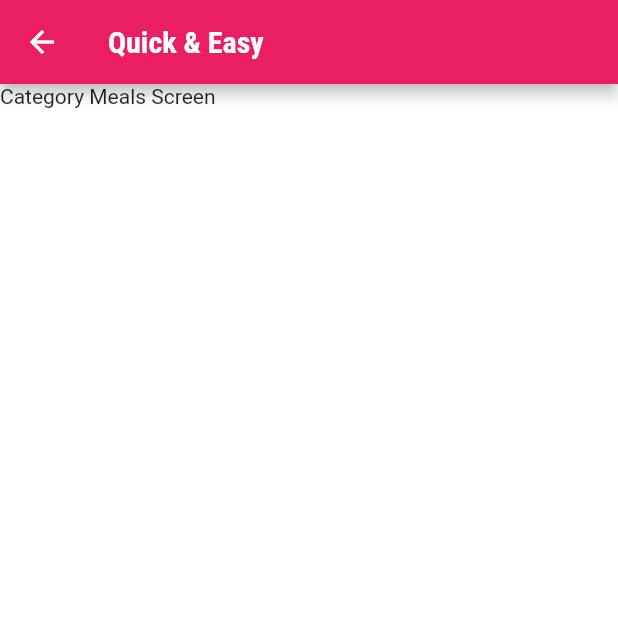
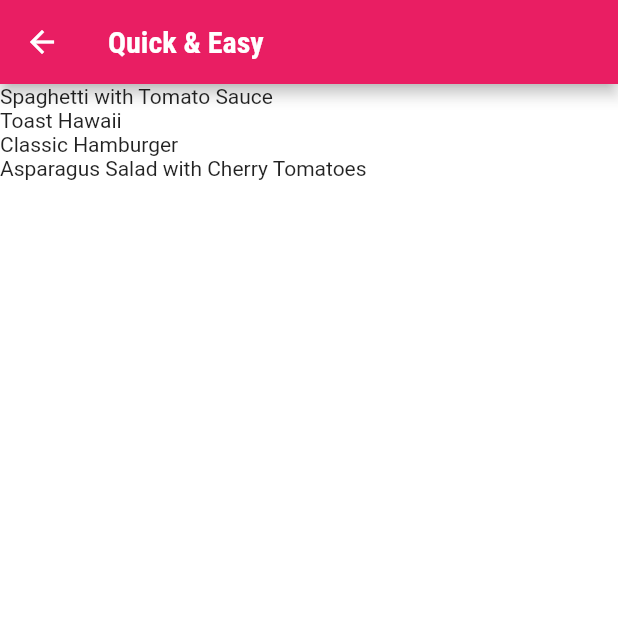
Before and after one commit to wdinau/meals_app, a Flutter app: the screen it shows after launch, after a tap on "Quick & Easy", on a phone screen of 412 x 824 dp, the top half of it. Run offline on Flutter 3.47's test engine with Material 2 defaults, Android fonts, the phone set to English and light mode, and no system bars.

Commit message:
added meals

```diff
--- a/lib/main.dart
+++ b/lib/main.dart
@@ -1,6 +1,6 @@
 import 'package:flutter/material.dart';
-import 'package:meals_app/widget/category_meals_screen.dart';
-import 'package:meals_app/widget/category_screen.dart';
+import 'package:meals_app/screen/category_meals_screen.dart';
+import 'package:meals_app/screen/category_screen.dart';
 
 void main() {
   runApp(const MyApp());
@@ -27,7 +27,7 @@ class MyApp extends StatelessWidget {
               )),
       home: const CategoryScreen(),
       routes: {
-        "/categories/meals": (context) => CategoryMealsScreen()
+        CategoryMealsScreen.routeName: (context) => CategoryMealsScreen()
       },
     );
   }
--- a/lib/model/category.dart
+++ b/lib/model/category.dart
@@ -7,5 +7,6 @@ class Category {
   final String title;
   final Color color;
 
-  const Category({required this.id, required this.title, this.color = Colors.orange});
+  const Category(
+      {required this.id, required this.title, this.color = Colors.orange});
 }
--- a/lib/model/dummy_data.dart
+++ b/lib/model/dummy_data.dart
@@ -1,8 +1,9 @@
 import 'package:flutter/material.dart';
 
 import 'category.dart';
+import 'meal.dart';
 
-const DUMMY_CATEGORIES = const [
+const DUMMY_CATEGORIES = [
   Category(
     id: 'c1',
     title: 'Italian',
@@ -54,3 +55,354 @@ const DUMMY_CATEGORIES = const [
     color: Colors.teal,
   ),
 ];
+
+const DUMMY_MEALS = [
+  Meal(
+    id: 'm1',
+    categories: [
+      'c1',
+      'c2',
+    ],
+    title: 'Spaghetti with Tomato Sauce',
+    affordability: Affordability.Affordable,
+    complexity: Complexity.Simple,
+    imageUrl:
+        'https://upload.wikimedia.org/wikipedia/commons/thumb/2/20/Spaghetti_Bolognese_mit_Parmesan_oder_Grana_Padano.jpg/800px-Spaghetti_Bolognese_mit_Parmesan_oder_Grana_Padano.jpg',
+    duration: 20,
+    ingredients: [
+      '4 Tomatoes',
+      '1 Tablespoon of Olive Oil',
+      '1 Onion',
+      '250g Spaghetti',
+      'Spices',
+      'Cheese (optional)'
+    ],
+    steps: [
+      'Cut the tomatoes and the onion into small pieces.',
+      'Boil some water - add salt to it once it boils.',
+      'Put the spaghetti into the boiling water - they should be done in about 10 to 12 minutes.',
+      'In the meantime, heaten up some olive oil and add the cut onion.',
+      'After 2 minutes, add the tomato pieces, salt, pepper and your other spices.',
+      'The sauce will be done once the spaghetti are.',
+      'Feel free to add some cheese on top of the finished dish.'
+    ],
+    isGlutenFree: false,
+    isVegan: true,
+    isVegetarian: true,
+    isLactoseFree: true,
+  ),
+  Meal(
+    id: 'm2',
+    categories: [
+      'c2',
+    ],
+    title: 'Toast Hawaii',
+    affordability: Affordability.Affordable,
+    complexity: Complexity.Simple,
+    imageUrl:
+        'https://cdn.pixabay.com/photo/2018/07/11/21/51/toast-3532016_1280.jpg',
+    duration: 10,
+    ingredients: [
+      '1 Slice White Bread',
+      '1 Slice Ham',
+      '1 Slice Pineapple',
+      '1-2 Slices of Cheese',
+      'Butter'
+    ],
+    steps: [
+      'Butter one side of the white bread',
+      'Layer ham, the pineapple and cheese on the white bread',
+      'Bake the toast for round about 10 minutes in the oven at 200°C'
+    ],
+    isGlutenFree: false,
+    isVegan: false,
+    isVegetarian: false,
+    isLactoseFree: false,
+  ),
+  Meal(
+    id: 'm3',
+    categories: [
+      'c2',
+      'c3',
+    ],
+    title: 'Classic Hamburger',
+    affordability: Affordability.Pricey,
+    complexity: Complexity.Simple,
+    imageUrl:
+        'https://cdn.pixabay.com/photo/2014/10/23/18/05/burger-500054_1280.jpg',
+    duration: 45,
+    ingredients: [
+      '300g Cattle Hack',
+      '1 Tomato',
+      '1 Cucumber',
+      '1 Onion',
+      'Ketchup',
+      '2 Burger Buns'
+    ],
+    steps: [
+      'Form 2 patties',
+      'Fry the patties for c. 4 minutes on each side',
+      'Quickly fry the buns for c. 1 minute on each side',
+      'Bruch buns with ketchup',
+      'Serve burger with tomato, cucumber and onion'
+    ],
+    isGlutenFree: false,
+    isVegan: false,
+    isVegetarian: false,
+    isLactoseFree: true,
+  ),
+  Meal(
+    id: 'm4',
+    categories: [
+      'c4',
+    ],
+    title: 'Wiener Schnitzel',
+    affordability: Affordability.Luxurious,
+    complexity: Complexity.Challenging,
+    imageUrl:
+        'https://cdn.pixabay.com/photo/2018/03/31/19/29/schnitzel-3279045_1280.jpg',
+    duration: 60,
+    ingredients: [
+      '8 Veal Cutlets',
+      '4 Eggs',
+      '200g Bread Crumbs',
+      '100g Flour',
+      '300ml Butter',
+      '100g Vegetable Oil',
+      'Salt',
+      'Lemon Slices'
+    ],
+    steps: [
+      'Tenderize the veal to about 2–4mm, and salt on both sides.',
+      'On a flat plate, stir the eggs briefly with a fork.',
+      'Lightly coat the cutlets in flour then dip into the egg, and finally, coat in breadcrumbs.',
+      'Heat the butter and oil in a large pan (allow the fat to get very hot) and fry the schnitzels until golden brown on both sides.',
+      'Make sure to toss the pan regularly so that the schnitzels are surrounded by oil and the crumbing becomes ‘fluffy’.',
+      'Remove, and drain on kitchen paper. Fry the parsley in the remaining oil and drain.',
+      'Place the schnitzels on awarmed plate and serve garnishedwith parsley and slices of lemon.'
+    ],
+    isGlutenFree: false,
+    isVegan: false,
+    isVegetarian: false,
+    isLactoseFree: false,
+  ),
+  Meal(
+    id: 'm5',
+    categories: [
+      'c2'
+          'c5',
+      'c10',
+    ],
+    title: 'Salad with Smoked Salmon',
+    affordability: Affordability.Luxurious,
+    complexity: Complexity.Simple,
+    imageUrl:
+        'https://cdn.pixabay.com/photo/2016/10/25/13/29/smoked-salmon-salad-1768890_1280.jpg',
+    duration: 15,
+    ingredients: [
+      'Arugula',
+      'Lamb\'s Lettuce',
+      'Parsley',
+      'Fennel',
+      '200g Smoked Salmon',
+      'Mustard',
+      'Balsamic Vinegar',
+      'Olive Oil',
+      'Salt and Pepper'
+    ],
+    steps: [
+      'Wash and cut salad and herbs',
+      'Dice the salmon',
+      'Process mustard, vinegar and olive oil into a dessing',
+      'Prepare the salad',
+      'Add salmon cubes and dressing'
+    ],
+    isGlutenFree: true,
+    isVegan: false,
+    isVegetarian: true,
+    isLactoseFree: true,
+  ),
+  Meal(
+    id: 'm6',
+    categories: [
+      'c6',
+      'c10',
+    ],
+    title: 'Delicious Orange Mousse',
+    affordability: Affordability.Affordable,
+    complexity: Complexity.Hard,
+    imageUrl:
+        'https://cdn.pixabay.com/photo/2017/05/01/05/18/pastry-2274750_1280.jpg',
+    duration: 240,
+    ingredients: [
+      '4 Sheets of Gelatine',
+      '150ml Orange Juice',
+      '80g Sugar',
+      '300g Yoghurt',
+      '200g Cream',
+      'Orange Peel',
+    ],
+    steps: [
+      'Dissolve gelatine in pot',
+      'Add orange juice and sugar',
+      'Take pot off the stove',
+      'Add 2 tablespoons of yoghurt',
+      'Stir gelatin under remaining yoghurt',
+      'Cool everything down in the refrigerator',
+      'Whip the cream and lift it under die orange mass',
+      'Cool down again for at least 4 hours',
+      'Serve with orange peel',
+    ],
+    isGlutenFree: true,
+    isVegan: false,
+    isVegetarian: true,
+    isLactoseFree: false,
+  ),
+  Meal(
+    id: 'm7',
+    categories: [
+      'c7',
+    ],
+    title: 'Pancakes',
+    affordability: Affordability.Affordable,
+    complexity: Complexity.Simple,
+    imageUrl:
+        'https://cdn.pixabay.com/photo/2018/07/10/21/23/pancake-3529653_1280.jpg',
+    duration: 20,
+    ingredients: [
+      '1 1/2 Cups all-purpose Flour',
+      '3 1/2 Teaspoons Baking Powder',
+      '1 Teaspoon Salt',
+      '1 Tablespoon White Sugar',
+      '1 1/4 cups Milk',
+      '1 Egg',
+      '3 Tablespoons Butter, melted',
+    ],
+    steps: [
+      'In a large bowl, sift together the flour, baking powder, salt and sugar.',
+      'Make a well in the center and pour in the milk, egg and melted butter; mix until smooth.',
+      'Heat a lightly oiled griddle or frying pan over medium high heat.',
+      'Pour or scoop the batter onto the griddle, using approximately 1/4 cup for each pancake. Brown on both sides and serve hot.'
+    ],
+    isGlutenFree: true,
+    isVegan: false,
+    isVegetarian: true,
+    isLactoseFree: false,
+  ),
+  Meal(
+    id: 'm8',
+    categories: [
+      'c8',
+    ],
+    title: 'Creamy Indian Chicken Curry',
+    affordability: Affordability.Pricey,
+    complexity: Complexity.Challenging,
+    imageUrl:
+        'https://cdn.pixabay.com/photo/2018/06/18/16/05/indian-food-3482749_1280.jpg',
+    duration: 35,
+    ingredients: [
+      '4 Chicken Breasts',
+      '1 Onion',
+      '2 Cloves of Garlic',
+      '1 Piece of Ginger',
+      '4 Tablespoons Almonds',
+      '1 Teaspoon Cayenne Pepper',
+      '500ml Coconut Milk',
+    ],
+    steps: [
+      'Slice and fry the chicken breast',
+      'Process onion, garlic and ginger into paste and sauté everything',
+      'Add spices and stir fry',
+      'Add chicken breast + 250ml of water and cook everything for 10 minutes',
+      'Add coconut milk',
+      'Serve with rice'
+    ],
+    isGlutenFree: true,
+    isVegan: false,
+    isVegetarian: false,
+    isLactoseFree: true,
+  ),
+  Meal(
+    id: 'm9',
+    categories: [
+      'c9',
+    ],
+    title: 'Chocolate Souffle',
+    affordability: Affordability.Affordable,
+    complexity: Complexity.Hard,
+    imageUrl:
+        'https://cdn.pixabay.com/photo/2014/08/07/21/07/souffle-412785_1280.jpg',
+    duration: 45,
+    ingredients: [
+      '1 Teaspoon melted Butter',
+      '2 Tablespoons white Sugar',
+      '2 Ounces 70% dark Chocolate, broken into pieces',
+      '1 Tablespoon Butter',
+      '1 Tablespoon all-purpose Flour',
+      '4 1/3 tablespoons cold Milk',
+      '1 Pinch Salt',
+      '1 Pinch Cayenne Pepper',
+      '1 Large Egg Yolk',
+      '2 Large Egg Whites',
+      '1 Pinch Cream of Tartar',
+      '1 Tablespoon white Sugar',
+    ],
+    steps: [
+      'Preheat oven to 190°C. Line a rimmed baking sheet with parchment paper.',
+      'Brush bottom and sides of 2 ramekins lightly with 1 teaspoon melted butter; cover bottom and sides right up to the rim.',
+      'Add 1 tablespoon white sugar to ramekins. Rotate ramekins until sugar coats all surfaces.',
+      'Place chocolate pieces in a metal mixing bowl.',
+      'Place bowl over a pan of about 3 cups hot water over low heat.',
+      'Melt 1 tablespoon butter in a skillet over medium heat. Sprinkle in flour. Whisk until flour is incorporated into butter and mixture thickens.',
+      'Whisk in cold milk until mixture becomes smooth and thickens. Transfer mixture to bowl with melted chocolate.',
+      'Add salt and cayenne pepper. Mix together thoroughly. Add egg yolk and mix to combine.',
+      'Leave bowl above the hot (not simmering) water to keep chocolate warm while you whip the egg whites.',
+      'Place 2 egg whites in a mixing bowl; add cream of tartar. Whisk until mixture begins to thicken and a drizzle from the whisk stays on the surface about 1 second before disappearing into the mix.',
+      'Add 1/3 of sugar and whisk in. Whisk in a bit more sugar about 15 seconds.',
+      'whisk in the rest of the sugar. Continue whisking until mixture is about as thick as shaving cream and holds soft peaks, 3 to 5 minutes.',
+      'Transfer a little less than half of egg whites to chocolate.',
+      'Mix until egg whites are thoroughly incorporated into the chocolate.',
+      'Add the rest of the egg whites; gently fold into the chocolate with a spatula, lifting from the bottom and folding over.',
+      'Stop mixing after the egg white disappears. Divide mixture between 2 prepared ramekins. Place ramekins on prepared baking sheet.',
+      'Bake in preheated oven until scuffles are puffed and have risen above the top of the rims, 12 to 15 minutes.',
+    ],
+    isGlutenFree: true,
+    isVegan: false,
+    isVegetarian: true,
+    isLactoseFree: false,
+  ),
+  Meal(
+    id: 'm10',
+    categories: [
+      'c2',
+      'c5',
+      'c10',
+    ],
+    title: 'Asparagus Salad with Cherry Tomatoes',
+    affordability: Affordability.Luxurious,
+    complexity: Complexity.Simple,
+    imageUrl:
+        'https://cdn.pixabay.com/photo/2018/04/09/18/26/asparagus-3304997_1280.jpg',
+    duration: 30,
+    ingredients: [
+      'White and Green Asparagus',
+      '30g Pine Nuts',
+      '300g Cherry Tomatoes',
+      'Salad',
+      'Salt, Pepper and Olive Oil'
+    ],
+    steps: [
+      'Wash, peel and cut the asparagus',
+      'Cook in salted water',
+      'Salt and pepper the asparagus',
+      'Roast the pine nuts',
+      'Halve the tomatoes',
+      'Mix with asparagus, salad and dressing',
+      'Serve with Baguette'
+    ],
+    isGlutenFree: true,
+    isVegan: true,
+    isVegetarian: true,
+    isLactoseFree: true,
+  ),
+];
--- /dev/null
+++ b/lib/model/meal.dart
@@ -0,0 +1,33 @@
+enum Affordability { Affordable, Pricey, Luxurious }
+enum Complexity { Simple, Challenging, Hard }
+
+class Meal {
+  final String id;
+  final List<String> categories;
+  final String title;
+  final Affordability affordability;
+  final Complexity complexity;
+  final String imageUrl;
+  final int duration;
+  final List<String> ingredients;
+  final List<String> steps;
+  final bool isGlutenFree;
+  final bool isVegan;
+  final bool isVegetarian;
+  final bool isLactoseFree;
+
+  const Meal(
+      {required this.id,
+      required this.categories,
+      required this.title,
+      required this.affordability,
+      required this.complexity,
+      required this.imageUrl,
+      required this.duration,
+      required this.ingredients,
+      required this.steps,
+      required this.isGlutenFree,
+      required this.isVegan,
+      required this.isVegetarian,
+      required this.isLactoseFree});
+}
--- a/lib/widget/category_meals_screen.dart
+++ b/lib/screen/category_meals_screen.dart
@@ -1,18 +1,29 @@
 import 'package:flutter/material.dart';
+import 'package:meals_app/model/dummy_data.dart';
 
 class CategoryMealsScreen extends StatelessWidget {
+  static const routeName = "/categories/meals";
+
   @override
   Widget build(BuildContext context) {
     final args =
         ModalRoute.of(context)?.settings.arguments as Map<String, String>;
     final categoryId = args["id"];
     final categoryName = args["title"] ?? "";
+    final categoryMeals = DUMMY_MEALS
+        .where((element) => element.categories.contains(categoryId))
+        .toList();
 
     return Scaffold(
       appBar: AppBar(
         title: Text(categoryName),
       ),
-      body: const Text("Category Meals Screen"),
+      body: ListView.builder(
+        itemBuilder: (ctx, index) {
+          return Text(categoryMeals[index].title);
+        },
+        itemCount: categoryMeals.length,
+      ),
     );
   }
 }
--- a/lib/widget/category_item.dart
+++ b/lib/widget/category_item.dart
@@ -1,4 +1,5 @@
 import 'package:flutter/material.dart';
+import 'package:meals_app/screen/category_meals_screen.dart';
 
 class CategoryItem extends StatelessWidget {
   final String categoryName;
@@ -17,7 +18,7 @@ class CategoryItem extends StatelessWidget {
     //   return CategoryMealsScreen(
     //       key: ValueKey(categoryId), categoryName: categoryName);
     // }));
-    Navigator.of(context).pushNamed("/categories/meals",
+    Navigator.of(context).pushNamed(CategoryMealsScreen.routeName,
         arguments: {"id": categoryId, "title": categoryName});
   }
 
--- /dev/null
+++ b/lib/widget/meal_item.dart
@@ -0,0 +1,25 @@
+import 'package:flutter/material.dart';
+
+class MealItem extends StatelessWidget {
+  const MealItem({Key? key}) : super(key: key);
+
+  void onSelectMeal() {}
+
+  @override
+  Widget build(BuildContext context) {
+    return InkWell(
+      onTap: onSelectMeal,
+      child: Card(
+        shape: RoundedRectangleBorder(borderRadius: BorderRadius.all(6)),
+        elevation: 4,
+        child: Column(
+          children: [
+            //image
+            // name
+            // hearts
+          ],
+        ),
+      ),
+    );
+  }
+}
```
Also changed, not shown: lib/screen/category_screen.dart (renamed from lib/widget/category_screen.dart).
